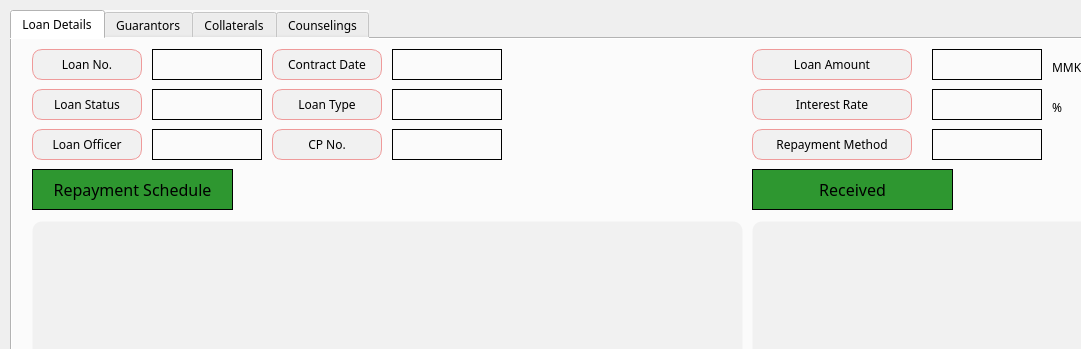
Qt form app/src/pages/search/loan_details.ui (DY-Microfinance-Customer-Management/dymf-algorithm) before a commit; both pictures show x 0 to 1081 and y 0 to 349 of the 1471 by 692 pixel window.
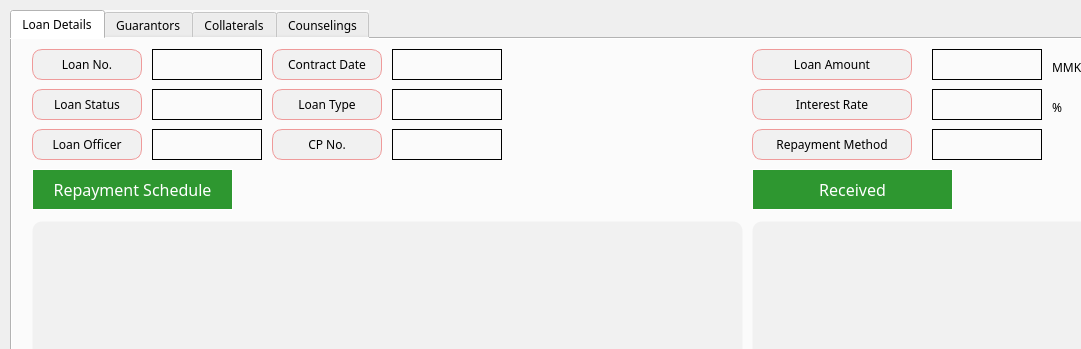
The same form after that commit. The open tabs and pages were chosen to show the change.

```diff
--- a/app/src/pages/search/loan_details.ui
+++ b/app/src/pages/search/loan_details.ui
@@ -82,7 +82,7 @@
        </font>
       </property>
       <property name="styleSheet">
-       <string notr="true">background-color: #2e9730;</string>
+       <string notr="true">background-color: #2e9730; color: white;</string>
       </property>
       <property name="frameShape">
        <enum>QFrame::Box</enum>
@@ -150,7 +150,7 @@
        </font>
       </property>
       <property name="styleSheet">
-       <string notr="true">background-color: #2e9730;</string>
+       <string notr="true">background-color: #2e9730; color: white;</string>
       </property>
       <property name="frameShape">
        <enum>QFrame::Box</enum>
```
Left out of the diff: 30 changed lines with no effect on the pictures.
